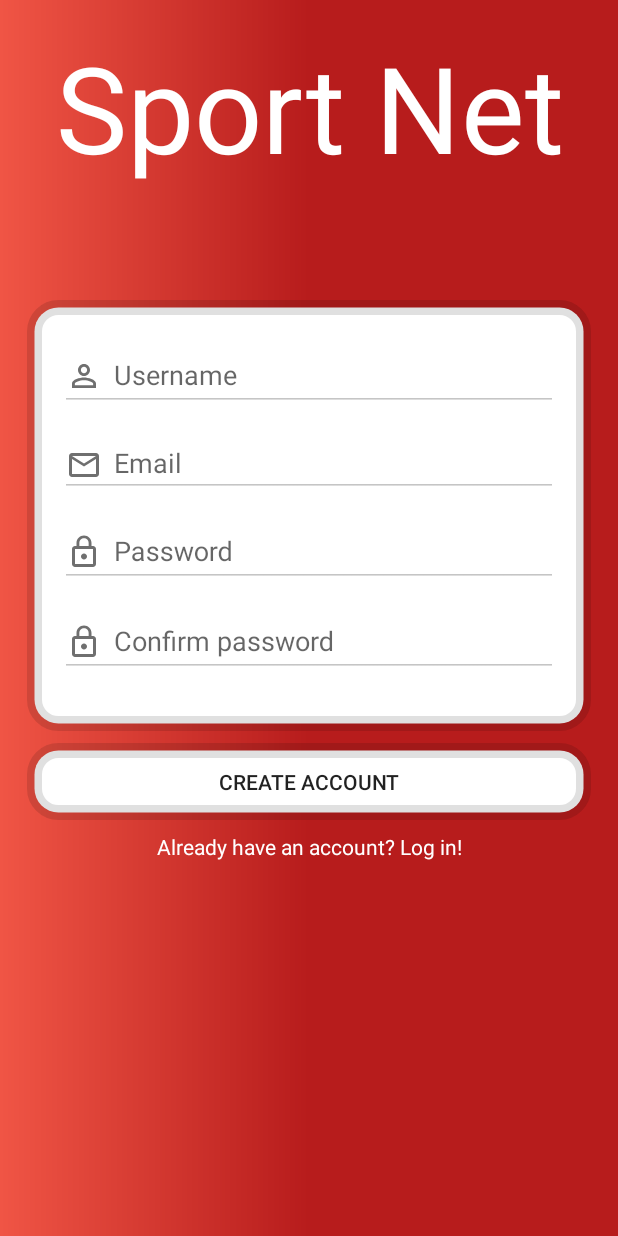
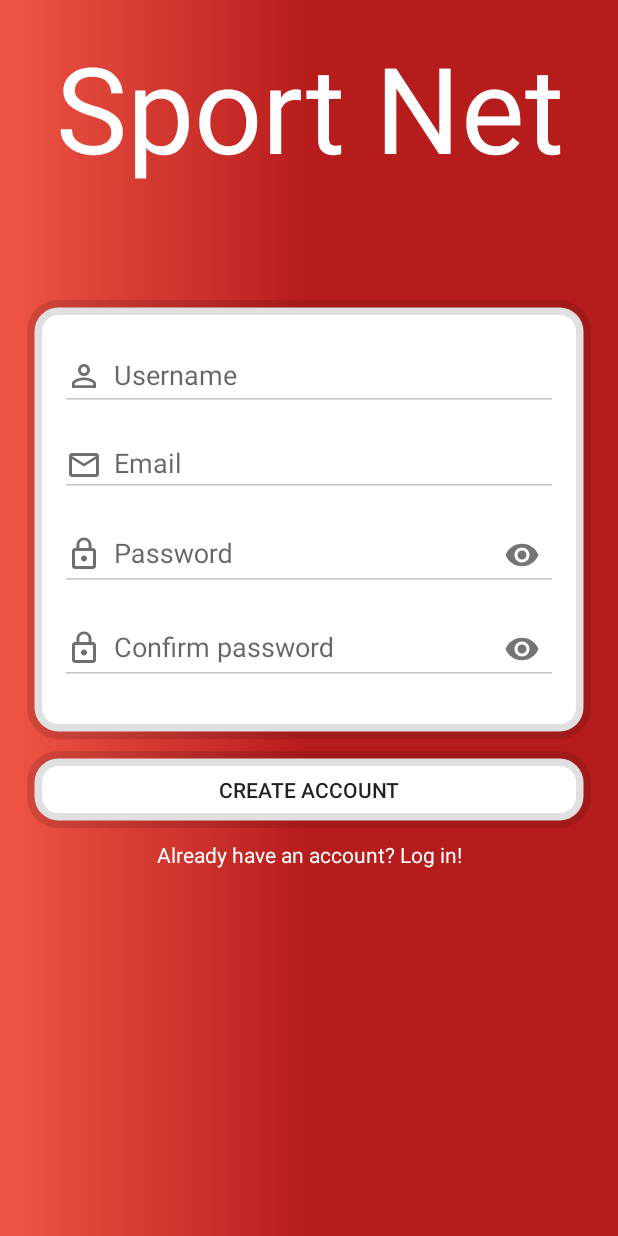
Before and after one commit to tikarm/SportApp, an Android app: the screen it shows after launch (MainActivity), after a tap on "SIGN UP", on a phone screen of 412 x 824 dp. Run offline under Robolectric (Android 15) with nearby library versions, the phone set to English and light mode, and no system bars; our stand-ins replace Firebase (no records; nobody signed in at launch, a user with empty details on screens opened directly), navigation-ui; libraries missing offline, so code that uses them is left out: com.google.maps.model, com.karumi.dexter; Roboto replaces fonts that are not available here; 6 statements that could not run were skipped.

Commit message:
- Hide keyboard when logging in. - Add hide password and show password button. - Add empty person outlined image to myProfile with not avatar.

```diff
--- a/app/src/main/res/layout/fragment_my_profile.xml
+++ b/app/src/main/res/layout/fragment_my_profile.xml
@@ -36,7 +36,8 @@
                 app:layout_collapseMode="parallax"
                 app:layout_collapseParallaxMultiplier="1.7"
                 app:layout_constraintStart_toStartOf="parent"
-                app:layout_constraintTop_toTopOf="parent" />
+                app:layout_constraintTop_toTopOf="parent"
+                android:src="@drawable/ic_person_outline_grey"/>
 
             <ProgressBar
                 android:id="@+id/pb_avatar_my_profile"
--- a/app/src/main/res/layout/fragment_sign_in.xml
+++ b/app/src/main/res/layout/fragment_sign_in.xml
@@ -58,7 +58,7 @@
             android:id="@+id/til_password_sign_in"
             android:layout_width="match_parent"
             android:layout_height="wrap_content"
-
+            app:passwordToggleEnabled="true"
             android:layout_marginTop="4dp"
             android:layout_marginBottom="18dp"
             app:layout_constraintBottom_toBottomOf="parent"
--- a/app/src/main/res/layout/fragment_sign_up.xml
+++ b/app/src/main/res/layout/fragment_sign_up.xml
@@ -72,6 +72,7 @@
             android:layout_width="match_parent"
             android:layout_height="wrap_content"
             android:layout_marginTop="4dp"
+            app:passwordToggleEnabled="true"
             app:layout_constraintEnd_toEndOf="parent"
             app:layout_constraintStart_toStartOf="parent"
             app:layout_constraintTop_toBottomOf="@+id/til_email_sign_up">
@@ -84,13 +85,14 @@
                 android:drawablePadding="8dp"
                 android:hint="@string/password"
                 android:inputType="textPassword"
-                android:maxLength="256" />
+                android:maxLength="20" />
         </android.support.design.widget.TextInputLayout>
 
         <android.support.design.widget.TextInputLayout
             android:id="@+id/til_confirm_password_sign_up"
             android:layout_width="match_parent"
             android:layout_height="wrap_content"
+            app:passwordToggleEnabled="true"
             android:layout_marginTop="4dp"
             android:layout_marginBottom="18dp"
             app:layout_constraintBottom_toBottomOf="parent"
@@ -105,7 +107,8 @@
                 android:drawableStart="@drawable/ic_lock_outline_grey"
                 android:drawablePadding="8dp"
                 android:hint="@string/confirm_password"
-                android:inputType="textPassword" />
+                android:inputType="textPassword"
+                android:maxLength="20"/>
         </android.support.design.widget.TextInputLayout>
 
     </android.support.constraint.ConstraintLayout>
```
Also changed, not shown: app/src/main/java/com/tigran/projects/projectx/fragment/launch/SignInFragment.java (+12 -0 lines).
